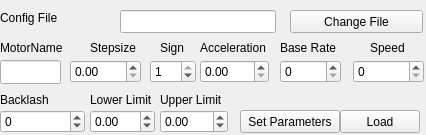
Before: the Qt Designer form spectromicroscopy/SpecSetter.ui in praxes/praxes, drawn with Qt 5.
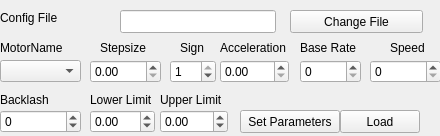
After: the same form once the commit is applied.

Patch:
```diff
--- a/spectromicroscopy/SpecSetter.ui
+++ b/spectromicroscopy/SpecSetter.ui
@@ -5,33 +5,17 @@
    <rect>
     <x>0</x>
     <y>0</y>
-    <width>426</width>
-    <height>135</height>
+    <width>440</width>
+    <height>136</height>
    </rect>
   </property>
   <property name="windowTitle" >
    <string>Form</string>
   </property>
-  <widget class="QLabel" name="label_2" >
-   <property name="geometry" >
-    <rect>
-     <x>90</x>
-     <y>40</y>
-     <width>65</width>
-     <height>16</height>
-    </rect>
-   </property>
-   <property name="text" >
-    <string>Stepsize</string>
-   </property>
-   <property name="buddy" >
-    <cstring>StepSize</cstring>
-   </property>
-  </widget>
   <widget class="QLabel" name="Speed" >
    <property name="geometry" >
     <rect>
-     <x>370</x>
+     <x>390</x>
      <y>40</y>
      <width>54</width>
      <height>16</height>
@@ -92,9 +76,6 @@
    <property name="text" >
     <string>MotorName</string>
    </property>
-   <property name="buddy" >
-    <cstring>Name</cstring>
-   </property>
   </widget>
   <widget class="QLabel" name="label_3" >
    <property name="geometry" >
@@ -157,22 +138,6 @@
     <cstring>lineEdit_2</cstring>
    </property>
   </widget>
-  <widget class="QDoubleSpinBox" name="LL" >
-   <property name="geometry" >
-    <rect>
-     <x>90</x>
-     <y>110</y>
-     <width>65</width>
-     <height>23</height>
-    </rect>
-   </property>
-   <property name="maximum" >
-    <double>360.000000000000000</double>
-   </property>
-   <property name="minimum" >
-    <double>-360.000000000000000</double>
-   </property>
-  </widget>
   <widget class="QDoubleSpinBox" name="UL" >
    <property name="geometry" >
     <rect>
@@ -189,51 +154,6 @@
     <double>-360.000000000000000</double>
    </property>
   </widget>
-  <widget class="QDoubleSpinBox" name="Blash" >
-   <property name="geometry" >
-    <rect>
-     <x>0</x>
-     <y>110</y>
-     <width>85</width>
-     <height>23</height>
-    </rect>
-   </property>
-   <property name="decimals" >
-    <number>0</number>
-   </property>
-   <property name="maximum" >
-    <double>1000000.000000000000000</double>
-   </property>
-   <property name="minimum" >
-    <double>-1000000.000000000000000</double>
-   </property>
-  </widget>
-  <widget class="QLineEdit" name="Name" >
-   <property name="geometry" >
-    <rect>
-     <x>0</x>
-     <y>60</y>
-     <width>61</width>
-     <height>24</height>
-    </rect>
-   </property>
-   <property name="text" >
-    <string/>
-   </property>
-   <property name="maxLength" >
-    <number>2</number>
-   </property>
-  </widget>
-  <widget class="QDoubleSpinBox" name="StepSize" >
-   <property name="geometry" >
-    <rect>
-     <x>70</x>
-     <y>60</y>
-     <width>71</width>
-     <height>23</height>
-    </rect>
-   </property>
-  </widget>
   <widget class="QLabel" name="label_5" >
    <property name="geometry" >
     <rect>
@@ -253,7 +173,7 @@
   <widget class="QSpinBox" name="Sign" >
    <property name="geometry" >
     <rect>
-     <x>150</x>
+     <x>170</x>
      <y>60</y>
      <width>46</width>
      <height>23</height>
@@ -275,7 +195,7 @@
   <widget class="QLabel" name="label_6" >
    <property name="geometry" >
     <rect>
-     <x>160</x>
+     <x>180</x>
      <y>40</y>
      <width>46</width>
      <height>16</height>
@@ -288,20 +208,10 @@
     <cstring>Sign</cstring>
    </property>
   </widget>
-  <widget class="QDoubleSpinBox" name="Accel" >
-   <property name="geometry" >
-    <rect>
-     <x>200</x>
-     <y>60</y>
-     <width>69</width>
-     <height>23</height>
-    </rect>
-   </property>
-  </widget>
   <widget class="QLabel" name="label_7" >
    <property name="geometry" >
     <rect>
-     <x>200</x>
+     <x>220</x>
      <y>40</y>
      <width>69</width>
      <height>16</height>
@@ -314,26 +224,10 @@
     <cstring>Accel</cstring>
    </property>
   </widget>
-  <widget class="QDoubleSpinBox" name="BR" >
-   <property name="geometry" >
-    <rect>
-     <x>280</x>
-     <y>60</y>
-     <width>61</width>
-     <height>23</height>
-    </rect>
-   </property>
-   <property name="decimals" >
-    <number>0</number>
-   </property>
-   <property name="maximum" >
-    <double>1000000.000000000000000</double>
-   </property>
-  </widget>
   <widget class="QLabel" name="label_8" >
    <property name="geometry" >
     <rect>
-     <x>280</x>
+     <x>300</x>
      <y>40</y>
      <width>73</width>
      <height>16</height>
@@ -346,10 +240,20 @@
     <cstring>BR</cstring>
    </property>
   </widget>
+  <widget class="QDoubleSpinBox" name="StepSize" >
+   <property name="geometry" >
+    <rect>
+     <x>90</x>
+     <y>60</y>
+     <width>71</width>
+     <height>23</height>
+    </rect>
+   </property>
+  </widget>
   <widget class="QDoubleSpinBox" name="Speed" >
    <property name="geometry" >
     <rect>
-     <x>353</x>
+     <x>370</x>
      <y>60</y>
      <width>71</width>
      <height>23</height>
@@ -362,6 +266,93 @@
     <double>1000000.000000000000000</double>
    </property>
   </widget>
+  <widget class="QLabel" name="label_2" >
+   <property name="geometry" >
+    <rect>
+     <x>100</x>
+     <y>40</y>
+     <width>65</width>
+     <height>16</height>
+    </rect>
+   </property>
+   <property name="text" >
+    <string>Stepsize</string>
+   </property>
+   <property name="buddy" >
+    <cstring>StepSize</cstring>
+   </property>
+  </widget>
+  <widget class="QDoubleSpinBox" name="LL" >
+   <property name="geometry" >
+    <rect>
+     <x>90</x>
+     <y>110</y>
+     <width>65</width>
+     <height>23</height>
+    </rect>
+   </property>
+   <property name="maximum" >
+    <double>360.000000000000000</double>
+   </property>
+   <property name="minimum" >
+    <double>-360.000000000000000</double>
+   </property>
+  </widget>
+  <widget class="QDoubleSpinBox" name="Blash" >
+   <property name="geometry" >
+    <rect>
+     <x>0</x>
+     <y>110</y>
+     <width>81</width>
+     <height>23</height>
+    </rect>
+   </property>
+   <property name="decimals" >
+    <number>0</number>
+   </property>
+   <property name="maximum" >
+    <double>1000000.000000000000000</double>
+   </property>
+   <property name="minimum" >
+    <double>-1000000.000000000000000</double>
+   </property>
+  </widget>
+  <widget class="QDoubleSpinBox" name="Accel" >
+   <property name="geometry" >
+    <rect>
+     <x>220</x>
+     <y>60</y>
+     <width>69</width>
+     <height>23</height>
+    </rect>
+   </property>
+  </widget>
+  <widget class="QDoubleSpinBox" name="BR" >
+   <property name="geometry" >
+    <rect>
+     <x>300</x>
+     <y>60</y>
+     <width>61</width>
+     <height>23</height>
+    </rect>
+   </property>
+   <property name="decimals" >
+    <number>0</number>
+   </property>
+   <property name="maximum" >
+    <double>1000000.000000000000000</double>
+   </property>
+  </widget>
+  <widget class="QComboBox" name="Name" >
+   <property name="geometry" >
+    <rect>
+     <x>0</x>
+     <y>60</y>
+     <width>81</width>
+     <height>22</height>
+    </rect>
+   </property>
+  </widget>
  </widget>
  <tabstops>
   <tabstop>lineEdit_2</tabstop>
```
Left out of the diff: 1 changed line with no effect on the pictures.
